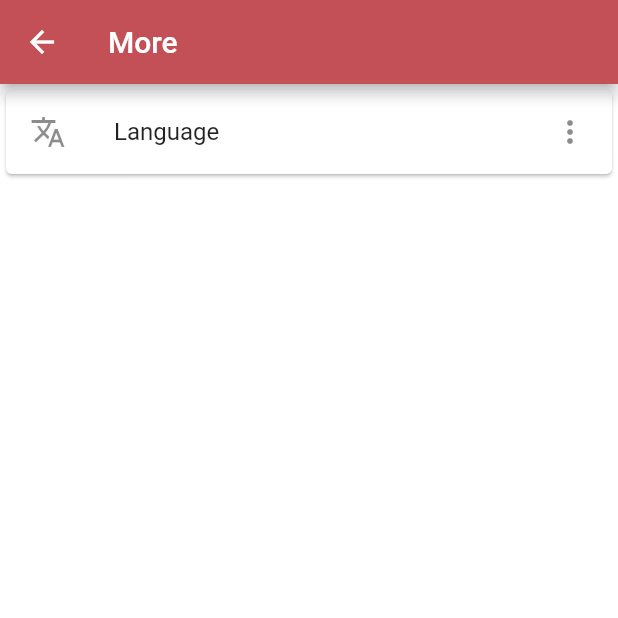
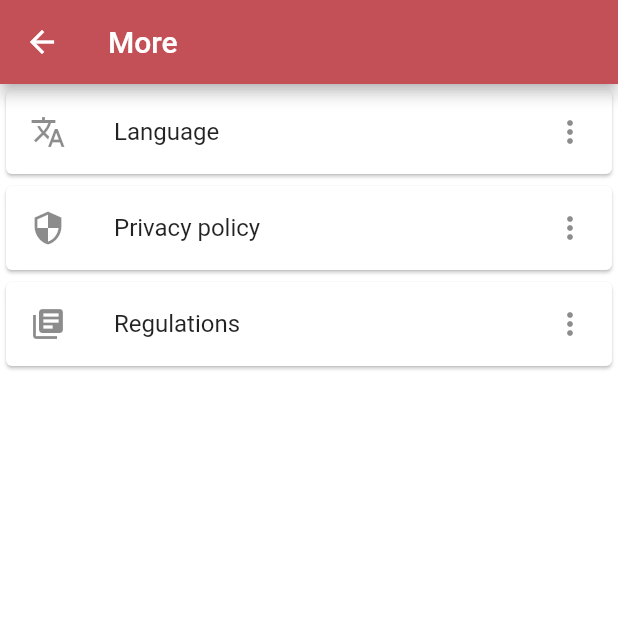
Before and after one commit to darys58/cobytu, a Flutter app: the SettingsScreen screen opened directly, on a phone screen of 412 x 824 dp, the top half of it. Run offline on Flutter 3.47's test engine with Material 2 defaults, Android fonts, the phone set to English and light mode, and no system bars; our stand-ins replace shared_preferences, sqflite; missing offline and left inert: grouped_buttons; accounts and stored records are empty; network calls fail; Roboto replaces fonts that are missing (Raleway).

Commit message:
polityka i regulamin

```diff
--- a/lang/pl.json
+++ b/lang/pl.json
@@ -60,4 +60,5 @@
     "L_KROPKA": ".",
     "L_PRZECINEK": ","
 
+
 }
--- a/lib/screens/more.dart
+++ b/lib/screens/more.dart
@@ -1,12 +1,21 @@
 import 'package:flutter/material.dart';
-import 'package:provider/provider.dart';
-import '../models/meals.dart';
-import '../widgets/meal_item.dart';
+import 'package:http/http.dart' as http;
+import 'package:url_launcher/url_launcher.dart';
 import '../all_translations.dart';
 import 'languages.dart';
 
+
 class SettingsScreen extends StatelessWidget {
   static const routeName = '/settings';
+
+
+  Future<void> _launchURL(String url) async {
+    if (await canLaunch(url)) {
+      await launch(url, forceWebView: true);
+    } else {
+      throw 'Could not launch $url';
+    }
+  }
 
   @override
   Widget build(BuildContext context) {
@@ -19,6 +28,7 @@ class SettingsScreen extends StatelessWidget {
         ),
         body: ListView(
           children:  <Widget>[
+            //język
             GestureDetector(
               onTap: (){
                 Navigator.of(context).pushNamed(LanguagesScreen.routeName);
@@ -27,6 +37,35 @@ class SettingsScreen extends StatelessWidget {
                 child: ListTile(
                   leading: Icon(Icons.translate),
                   title: Text(allTranslations.text('L_JEZYK')),
+                  trailing: Icon(Icons.more_vert),
+                ),
+              ),
+            ),
+            //polityka prywatności
+            GestureDetector(
+              onTap: (){
+                  _launchURL('https://www.cobytu.com/index.php?d=polityka&mobile=1');
+               // Navigator.of(context).pushNamed(LanguagesScreen.routeName);
+              },
+              child: Card(
+                child: ListTile(
+                  leading: Icon(Icons.security),
+                  title: Text(allTranslations.text('L_POLITYKA')),
+                  trailing: Icon(Icons.more_vert),
+                ),
+              ),
+            ),
+
+            //regulamin
+            GestureDetector(
+              onTap: (){
+                  _launchURL('https://www.cobytu.com/index.php?d=regulamin&mobile=1');
+               // Navigator.of(context).pushNamed(LanguagesScreen.routeName);
+              },
+              child: Card(
+                child: ListTile(
+                  leading: Icon(Icons.library_books),
+                  title: Text(allTranslations.text('L_REGULAMIN')),
                   trailing: Icon(Icons.more_vert),
                 ),
               ),
```
Also changed, not shown: 1 other file.
